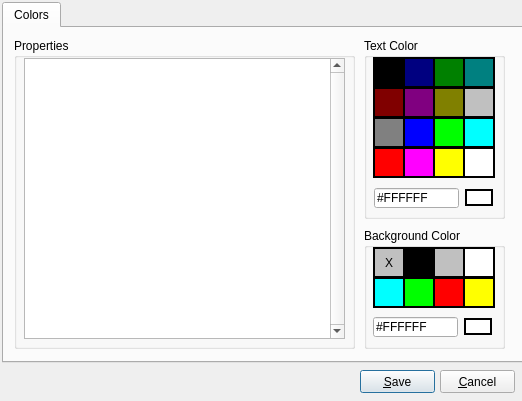
Old version of the form x64_dbg_gui/Project/Src/Gui/AppearanceDialog.ui in the repository x64dbg/x64dbg.
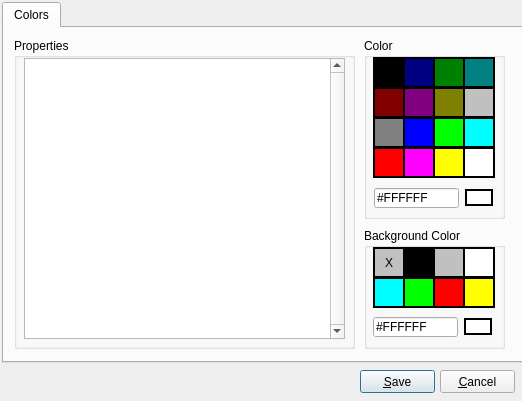
New version of the form. Icons and pictures are not drawn.

Diff of the .ui file:
```diff
--- a/x64_dbg_gui/Project/Src/Gui/AppearanceDialog.ui
+++ b/x64_dbg_gui/Project/Src/Gui/AppearanceDialog.ui
@@ -43,7 +43,7 @@
       </rect>
      </property>
      <property name="title">
-      <string>Text Color</string>
+      <string>Color</string>
      </property>
      <property name="checkable">
       <bool>false</bool>
```
